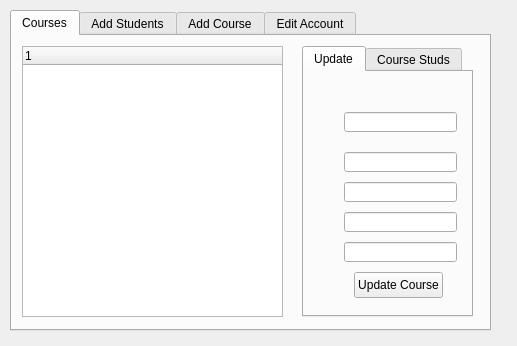
The window that adminPanel.ui (MIDOKIM/CourseManagement) describes before a commit, drawn with Qt 5.
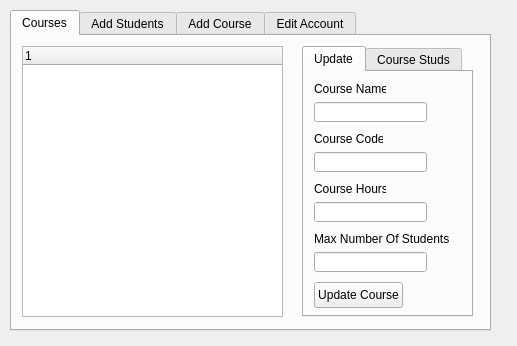
The same window after the commit.

```diff
--- a/adminPanel.ui
+++ b/adminPanel.ui
@@ -63,8 +63,8 @@
       <widget class="QPushButton" name="updatecrsinfo">
        <property name="geometry">
         <rect>
-         <x>50</x>
-         <y>200</y>
+         <x>10</x>
+         <y>210</y>
          <width>89</width>
          <height>26</height>
         </rect>
@@ -76,18 +76,8 @@
       <widget class="QLineEdit" name="crsname">
        <property name="geometry">
         <rect>
-         <x>40</x>
-         <y>40</y>
-         <width>113</width>
-         <height>20</height>
-        </rect>
-       </property>
-      </widget>
-      <widget class="QLineEdit" name="lineEdit_13">
-       <property name="geometry">
-        <rect>
-         <x>40</x>
-         <y>110</y>
+         <x>10</x>
+         <y>30</y>
          <width>113</width>
          <height>20</height>
         </rect>
@@ -96,8 +86,8 @@
       <widget class="QLineEdit" name="crsnumstd">
        <property name="geometry">
         <rect>
-         <x>40</x>
-         <y>170</y>
+         <x>10</x>
+         <y>180</y>
          <width>113</width>
          <height>20</height>
         </rect>
@@ -106,7 +96,7 @@
       <widget class="QLineEdit" name="crscode">
        <property name="geometry">
         <rect>
-         <x>40</x>
+         <x>10</x>
          <y>80</y>
          <width>113</width>
          <height>20</height>
@@ -116,13 +106,65 @@
       <widget class="QLineEdit" name="crshrs">
        <property name="geometry">
         <rect>
-         <x>40</x>
-         <y>140</y>
+         <x>10</x>
+         <y>130</y>
          <width>113</width>
          <height>20</height>
         </rect>
        </property>
       </widget>
+      <widget class="QLabel" name="label_18">
+       <property name="geometry">
+        <rect>
+         <x>10</x>
+         <y>10</y>
+         <width>72</width>
+         <height>14</height>
+        </rect>
+       </property>
+       <property name="text">
+        <string>Course Name</string>
+       </property>
+      </widget>
+      <widget class="QLabel" name="label_19">
+       <property name="geometry">
+        <rect>
+         <x>10</x>
+         <y>60</y>
+         <width>69</width>
+         <height>14</height>
+        </rect>
+       </property>
+       <property name="text">
+        <string>Course Code</string>
+       </property>
+      </widget>
+      <widget class="QLabel" name="label_20">
+       <property name="geometry">
+        <rect>
+         <x>10</x>
+         <y>110</y>
+         <width>72</width>
+         <height>14</height>
+        </rect>
+       </property>
+       <property name="text">
+        <string>Course Hours</string>
+       </property>
+      </widget>
+      <widget class="QLabel" name="label_21">
+       <property name="geometry">
+        <rect>
+         <x>10</x>
+         <y>160</y>
+         <width>139</width>
+         <height>14</height>
+        </rect>
+       </property>
+       <property name="text">
+        <string>Max Number Of Students</string>
+       </property>
+      </widget>
      </widget>
      <widget class="QWidget" name="tab_5">
       <attribute name="title">
```
Left out of the diff: 100 changed lines with no effect on the pictures.
